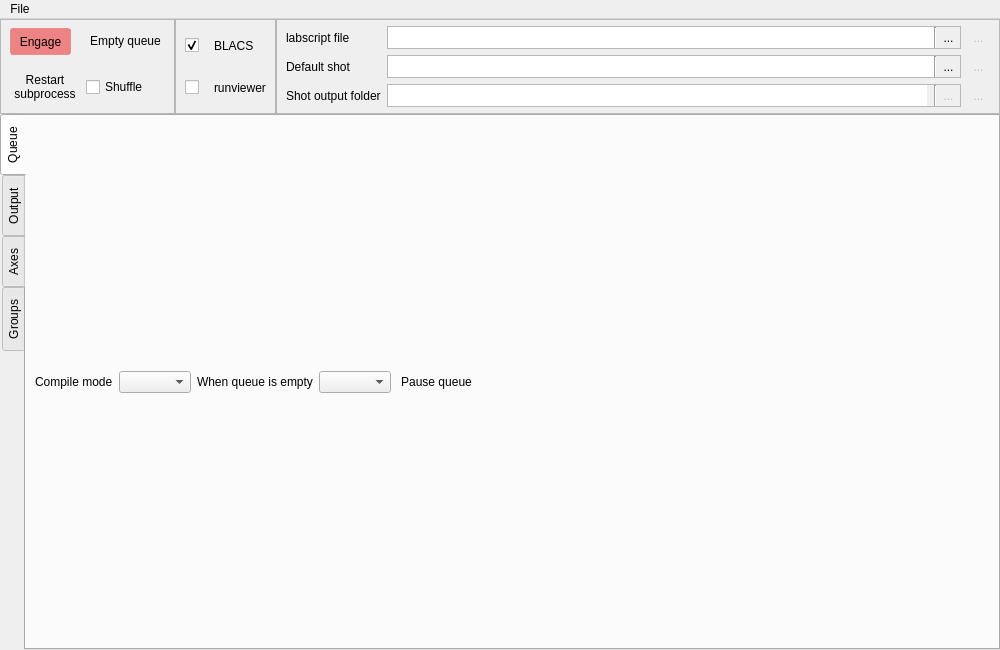
This is runmanager/main.ui in ispielma/runmanager as Qt 5 draws it before an edit. The edited form follows.
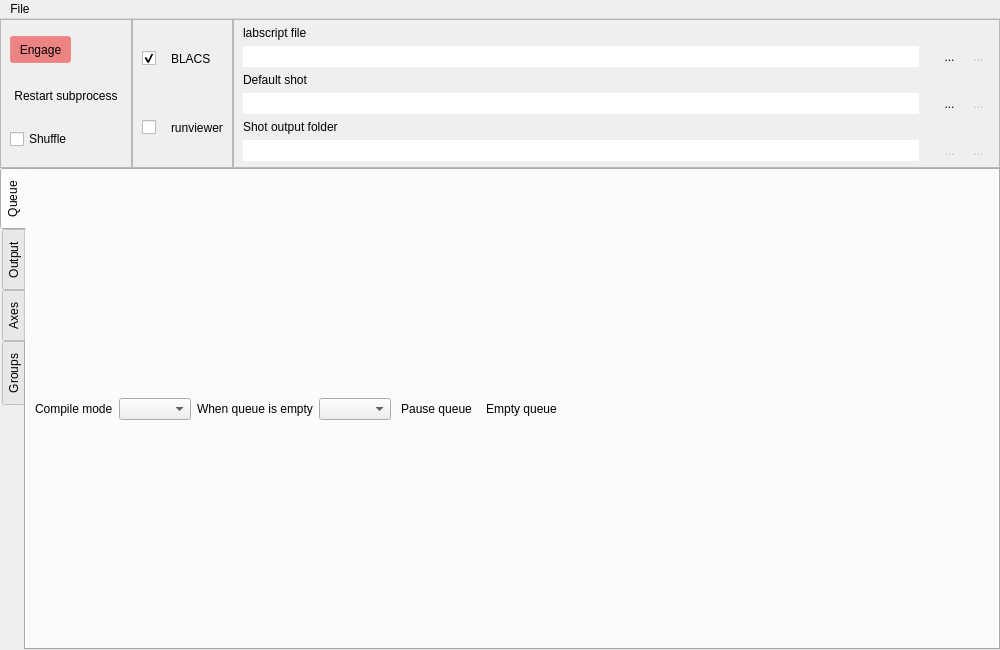
This is the edited form. Icons and pictures are not drawn. Custom widgets are drawn as their Qt base class.

Commit message:
Rearrange runmanager's main window controls
Ian's edit in Designer. The file selections become one grid, without their
wrapper frames and separator lines, and their labels get descriptive names.
The Engage controls stack in a vertical layout, Abort moves into the queue
tab's controls, and the destination rows get more vertical room for the
two-row link indicators.

Diff of the .ui file:
```diff
--- a/runmanager/main.ui
+++ b/runmanager/main.ui
@@ -114,32 +114,14 @@
         <property name="frameShape">
          <enum>QFrame::StyledPanel</enum>
         </property>
-        <layout class="QGridLayout" name="gridLayout">
+        <layout class="QVBoxLayout" name="verticalLayout_9">
          <property name="topMargin">
           <number>0</number>
          </property>
          <property name="bottomMargin">
           <number>0</number>
          </property>
-         <item row="0" column="1">
-          <widget class="QPushButton" name="pushButton_abort">
-           <property name="focusPolicy">
-            <enum>Qt::NoFocus</enum>
-           </property>
-           <property name="toolTip">
-            <string>Remove every shot waiting in the queue, including one still compiling.
- A shot BLACS has is kept.</string>
-           </property>
-           <property name="text">
-            <string>Empty queue</string>
-           </property>
-           <property name="icon">
-            <iconset>
-             <normaloff>:/qtutils/fugue/cross-octagon.png</normaloff>:/qtutils/fugue/cross-octagon.png</iconset>
-           </property>
-          </widget>
-         </item>
-         <item row="0" column="0">
+         <item>
           <widget class="QToolButton" name="pushButton_engage">
            <property name="enabled">
             <bool>true</bool>
@@ -187,7 +169,7 @@
            </property>
           </widget>
          </item>
-         <item row="1" column="0">
+         <item>
           <widget class="QPushButton" name="pushButton_restart_subprocess">
            <property name="focusPolicy">
             <enum>Qt::NoFocus</enum>
@@ -196,8 +178,7 @@
             <string>&lt;html&gt;&lt;head/&gt;&lt;body&gt;&lt;p&gt;Forcefully restart the compilation subprocess, stopping any compilation in process.&lt;/p&gt;&lt;p&gt;This can be useful if the child process is misbehaving for any reason.&lt;/p&gt;&lt;/body&gt;&lt;/html&gt;</string>
            </property>
            <property name="text">
-            <string>Restart
-subprocess</string>
+            <string>Restart subprocess</string>
            </property>
            <property name="icon">
             <iconset>
@@ -205,7 +186,7 @@
            </property>
           </widget>
          </item>
-         <item row="1" column="1">
+         <item>
           <widget class="QCheckBox" name="pushButton_shuffle">
            <property name="focusPolicy">
             <enum>Qt::NoFocus</enum>
@@ -234,7 +215,7 @@
       <item>
        <widget class="QFrame" name="frame">
         <property name="sizePolicy">
-         <sizepolicy hsizetype="Minimum" vsizetype="Preferred">
+         <sizepolicy hsizetype="Expanding" vsizetype="Preferred">
           <horstretch>0</horstretch>
           <verstretch>0</verstretch>
          </sizepolicy>
@@ -356,7 +337,7 @@
        </widget>
       </item>
       <item>
-       <widget class="QFrame" name="frame">
+       <widget class="QFrame" name="frame_2">
         <property name="sizePolicy">
          <sizepolicy hsizetype="Expanding" vsizetype="Preferred">
           <horstretch>1</horstretch>
@@ -364,10 +345,10 @@
          </sizepolicy>
         </property>
         <property name="frameShape">
-         <enum>QFrame::StyledPanel</enum>
+         <enum>QFrame::Shape::StyledPanel</enum>
         </property>
         <property name="frameShadow">
-         <enum>QFrame::Plain</enum>
+         <enum>QFrame::Shadow::Plain</enum>
         </property>
         <layout class="QGridLayout" name="gridLayout_3">
          <property name="sizeConstraint">
@@ -382,38 +363,31 @@
          <property name="bottomMargin">
           <number>6</number>
          </property>
-         <item row="0" column="0">
-          <widget class="QLabel" name="label_3">
-           <property name="text">
-            <string>labscript file</string>
-           </property>
-          </widget>
-         </item>
-         <item row="2" column="2">
-          <widget class="QToolButton" name="toolButton_reset_shot_output_folder">
-           <property name="enabled">
-            <bool>false</bool>
-           </property>
-           <property name="toolTip">
-            <string>&lt;html&gt;&lt;head/&gt;&lt;body&gt;&lt;p&gt;Reset to default output folder.&lt;/p&gt;&lt;p&gt;If the folder does not exist it will be created at compile-time.&lt;/p&gt;&lt;/body&gt;&lt;/html&gt;</string>
-           </property>
-           <property name="text">
-            <string>...</string>
-           </property>
-           <property name="icon">
-            <iconset>
-             <normaloff>:/qtutils/fugue/arrow-turn-180-left.png</normaloff>:/qtutils/fugue/arrow-turn-180-left.png</iconset>
-           </property>
-          </widget>
-         </item>
-         <item row="2" column="0">
-          <widget class="QLabel" name="label_2">
+         <item row="4" column="2">
+          <widget class="QLabel" name="label_shot_output_folder">
            <property name="text">
             <string>Shot output folder</string>
            </property>
           </widget>
          </item>
-         <item row="0" column="2">
+         <item row="1" column="4">
+          <widget class="QToolButton" name="toolButton_select_labscript_file">
+           <property name="toolTip">
+            <string>Select a file ...</string>
+           </property>
+           <property name="styleSheet">
+            <string notr="true"/>
+           </property>
+           <property name="text">
+            <string>...</string>
+           </property>
+           <property name="icon">
+            <iconset>
+             <normaloff>:/qtutils/fugue/folder-open-document-text.png</normaloff>:/qtutils/fugue/folder-open-document-text.png</iconset>
+           </property>
+          </widget>
+         </item>
+         <item row="1" column="5">
           <widget class="QToolButton" name="toolButton_edit_labscript_file">
            <property name="enabled">
             <bool>false</bool>
@@ -430,234 +404,138 @@
            </property>
           </widget>
          </item>
-         <item row="2" column="1">
-          <widget class="QFrame" name="frame">
-           <property name="sizePolicy">
-            <sizepolicy hsizetype="Preferred" vsizetype="Preferred">
-             <horstretch>0</horstretch>
-             <verstretch>0</verstretch>
-            </sizepolicy>
-           </property>
-           <property name="sizeIncrement">
-            <size>
-             <width>0</width>
-             <height>0</height>
-            </size>
-           </property>
-           <property name="frameShape">
-            <enum>QFrame::StyledPanel</enum>
-           </property>
-           <layout class="QHBoxLayout" name="horizontalLayout">
-            <property name="spacing">
-             <number>0</number>
-            </property>
-            <property name="margin">
-             <number>0</number>
-            </property>
-            <item>
-             <widget class="QLineEdit" name="lineEdit_shot_output_folder">
-              <property name="sizePolicy">
-               <sizepolicy hsizetype="Expanding" vsizetype="Ignored">
-                <horstretch>0</horstretch>
-                <verstretch>0</verstretch>
-               </sizepolicy>
-              </property>
-              <property name="toolTip">
-               <string>&lt;html&gt;&lt;head/&gt;&lt;body&gt;&lt;p&gt;The folder in which newly compiled shot files will be placed.&lt;/p&gt;&lt;p&gt;If the folder does not exist, it will be created at compile time.&lt;/p&gt;&lt;/body&gt;&lt;/html&gt;</string>
-              </property>
-              <property name="styleSheet">
-               <string notr="true"/>
-              </property>
-              <property name="frame">
-               <bool>false</bool>
-              </property>
-              <property name="readOnly">
-               <bool>true</bool>
-              </property>
-             </widget>
-            </item>
-            <item>
-             <widget class="QLabel" name="label_non_default_folder">
-              <property name="toolTip">
-               <string>&lt;html&gt;&lt;head/&gt;&lt;body&gt;&lt;p&gt;Non-default output folder chosen: all shots will be produced in this folder.&lt;/p&gt;&lt;p&gt;New folders will not automatically be created for new sequences/dates/etc.&lt;/p&gt;&lt;p&gt;To reset to the default output folder, click the 'reset to default output folder' button.&lt;/p&gt;&lt;/body&gt;&lt;/html&gt;</string>
-              </property>
-              <property name="text">
-               <string/>
-              </property>
-              <property name="pixmap">
-               <pixmap>:/qtutils/fugue/exclamation-white.png</pixmap>
-              </property>
-             </widget>
-            </item>
-            <item>
-             <widget class="Line" name="line_2">
-              <property name="orientation">
-               <enum>Qt::Vertical</enum>
-              </property>
-             </widget>
-            </item>
-            <item>
-             <widget class="QToolButton" name="toolButton_select_shot_output_folder">
-              <property name="enabled">
-               <bool>false</bool>
-              </property>
-              <property name="toolTip">
-               <string>Select folder ...</string>
-              </property>
-              <property name="text">
-               <string>...</string>
-              </property>
-              <property name="icon">
-               <iconset>
-                <normaloff>:/qtutils/fugue/folder-horizontal-open.png</normaloff>:/qtutils/fugue/folder-horizontal-open.png</iconset>
-              </property>
-             </widget>
-            </item>
-           </layout>
-          </widget>
-         </item>
-         <item row="0" column="1">
-          <widget class="QFrame" name="frame">
-           <property name="autoFillBackground">
-            <bool>false</bool>
-           </property>
-           <property name="styleSheet">
-            <string notr="true"/>
-           </property>
-           <property name="frameShape">
-            <enum>QFrame::StyledPanel</enum>
-           </property>
-           <layout class="QHBoxLayout" name="horizontalLayout_2">
-            <property name="spacing">
-             <number>0</number>
-            </property>
-            <property name="margin">
-             <number>0</number>
-            </property>
-            <item>
-             <widget class="QLineEdit" name="lineEdit_labscript_file">
-              <property name="sizePolicy">
-               <sizepolicy hsizetype="Expanding" vsizetype="Ignored">
-                <horstretch>0</horstretch>
-                <verstretch>0</verstretch>
-               </sizepolicy>
-              </property>
-              <property name="toolTip">
-               <string>The labscript file to compile.</string>
-              </property>
-              <property name="styleSheet">
-               <string notr="true"/>
-              </property>
-              <property name="frame">
-               <bool>false</bool>
-              </property>
-              <property name="readOnly">
-               <bool>true</bool>
-              </property>
-             </widget>
-            </item>
-            <item>
-             <widget class="Line" name="line">
-              <property name="orientation">
-               <enum>Qt::Vertical</enum>
-              </property>
-             </widget>
-            </item>
-            <item>
-             <widget class="QToolButton" name="toolButton_select_labscript_file">
-              <property name="toolTip">
-               <string>Select a file ...</string>
-              </property>
-              <property name="styleSheet">
-               <string notr="true"/>
-              </property>
-              <property name="text">
-               <string>...</string>
-              </property>
-              <property name="icon">
-               <iconset>
-                <normaloff>:/qtutils/fugue/folder-open-document-text.png</normaloff>:/qtutils/fugue/folder-open-document-text.png</iconset>
-              </property>
-             </widget>
-            </item>
-           </layout>
-          </widget>
-         </item>
-         <item row="1" column="0">
+         <item row="2" column="2">
           <widget class="QLabel" name="label_default_labscript">
            <property name="text">
             <string>Default shot</string>
            </property>
           </widget>
          </item>
-         <item row="1" column="1">
-          <widget class="QFrame" name="frame_default_labscript">
-           <property name="autoFillBackground">
-            <bool>false</bool>
+         <item row="0" column="2">
+          <widget class="QLabel" name="label_labscript_file">
+           <property name="text">
+            <string>labscript file</string>
            </property>
-           <property name="styleSheet">
-            <string notr="true"/>
-           </property>
-           <property name="frameShape">
-            <enum>QFrame::StyledPanel</enum>
-           </property>
-           <layout class="QHBoxLayout" name="horizontalLayout_default_labscript">
-            <property name="spacing">
-             <number>0</number>
-            </property>
-            <property name="margin">
-             <number>0</number>
-            </property>
-            <item>
-             <widget class="QLineEdit" name="lineEdit_default_labscript_file">
-              <property name="sizePolicy">
-               <sizepolicy hsizetype="Expanding" vsizetype="Ignored">
-                <horstretch>0</horstretch>
-                <verstretch>0</verstretch>
-               </sizepolicy>
-              </property>
-              <property name="toolTip">
-               <string>The labscript file to use for the default shot when the queue is empty.</string>
-              </property>
-              <property name="styleSheet">
-               <string notr="true"/>
-              </property>
-              <property name="frame">
-               <bool>false</bool>
-              </property>
-              <property name="readOnly">
-               <bool>true</bool>
-              </property>
-             </widget>
-            </item>
-            <item>
-             <widget class="Line" name="line_default_labscript">
-              <property name="orientation">
-               <enum>Qt::Vertical</enum>
-              </property>
-             </widget>
-            </item>
-            <item>
-             <widget class="QToolButton" name="toolButton_select_default_labscript_file">
-              <property name="toolTip">
-               <string>Select a file ...</string>
-              </property>
-              <property name="styleSheet">
-               <string notr="true"/>
-              </property>
-              <property name="text">
-               <string>...</string>
-              </property>
-              <property name="icon">
-               <iconset>
-                <normaloff>:/qtutils/fugue/folder-open-document-text.png</normaloff>:/qtutils/fugue/folder-open-document-text.png</iconset>
-              </property>
-             </widget>
-            </item>
-           </layout>
           </widget>
          </item>
          <item row="1" column="2">
+          <widget class="QLineEdit" name="lineEdit_labscript_file">
+           <property name="sizePolicy">
+            <sizepolicy hsizetype="Expanding" vsizetype="Ignored">
+             <horstretch>0</horstretch>
+             <verstretch>0</verstretch>
+            </sizepolicy>
+           </property>
+           <property name="toolTip">
+            <string>The labscript file to compile.</string>
+           </property>
+           <property name="styleSheet">
+            <string notr="true"/>
+           </property>
+           <property name="frame">
+            <bool>false</bool>
+           </property>
+           <property name="readOnly">
+            <bool>true</bool>
+           </property>
+          </widget>
+         </item>
+         <item row="3" column="2">
+          <widget class="QLineEdit" name="lineEdit_default_labscript_file">
+           <property name="sizePolicy">
+            <sizepolicy hsizetype="Expanding" vsizetype="Ignored">
+             <horstretch>0</horstretch>
+             <verstretch>0</verstretch>
+            </sizepolicy>
+           </property>
+           <property name="toolTip">
+            <string>The labscript file to use for the default shot when the queue is empty.</string>
+           </property>
+           <property name="styleSheet">
+            <string notr="true"/>
+           </property>
+           <property name="frame">
+            <bool>false</bool>
+           </property>
+           <property name="readOnly">
+            <bool>true</bool>
+           </property>
+          </widget>
+         </item>
+         <item row="5" column="2">
+          <widget class="QLineEdit" name="lineEdit_shot_output_folder">
+           <property name="sizePolicy">
+            <sizepolicy hsizetype="Expanding" vsizetype="Ignored">
+             <horstretch>0</horstretch>
+             <verstretch>0</verstretch>
+            </sizepolicy>
+           </property>
+           <property name="toolTip">
+            <string>The folder in which newly compiled shot files will be placed.&lt;/p&gt;&lt;p&gt;If the folder does not exist, it will be created at compile time.</string>
+           </property>
+           <property name="styleSheet">
+            <string notr="true"/>
+           </property>
+           <property name="frame">
+            <bool>false</bool>
+           </property>
+           <property name="readOnly">
+            <bool>true</bool>
+           </property>
+          </widget>
+         </item>
+         <item row="5" column="4">
+          <widget class="QToolButton" name="toolButton_select_shot_output_folder">
+           <property name="enabled">
+            <bool>false</bool>
+           </property>
+           <property name="toolTip">
+            <string>Select folder ...</string>
+           </property>
+           <property name="text">
+            <string>...</string>
+           </property>
+           <property name="icon">
+            <iconset>
+             <normaloff>:/qtutils/fugue/folder-horizontal-open.png</normaloff>:/qtutils/fugue/folder-horizontal-open.png</iconset>
+           </property>
+          </widget>
+         </item>
+         <item row="5" column="5">
+          <widget class="QToolButton" name="toolButton_reset_shot_output_folder">
+           <property name="enabled">
+            <bool>false</bool>
+           </property>
+           <property name="toolTip">
+            <string>&lt;html&gt;&lt;head/&gt;&lt;body&gt;&lt;p&gt;Reset to default output folder.&lt;/p&gt;&lt;p&gt;If the folder does not exist it will be created at compile-time.&lt;/p&gt;&lt;/body&gt;&lt;/html&gt;</string>
+           </property>
+           <property name="text">
+            <string>...</string>
+           </property>
+           <property name="icon">
+            <iconset>
+             <normaloff>:/qtutils/fugue/arrow-turn-180-left.png</normaloff>:/qtutils/fugue/arrow-turn-180-left.png</iconset>
+           </property>
+          </widget>
+         </item>
+         <item row="3" column="4">
+          <widget class="QToolButton" name="toolButton_select_default_labscript_file">
+           <property name="toolTip">
+            <string>Select a file ...</string>
+           </property>
+           <property name="styleSheet">
+            <string notr="true"/>
+           </property>
+           <property name="text">
+            <string>...</string>
+           </property>
+           <property name="icon">
+            <iconset>
+             <normaloff>:/qtutils/fugue/folder-open-document-text.png</normaloff>:/qtutils/fugue/folder-open-document-text.png</iconset>
+           </property>
+          </widget>
+         </item>
+         <item row="3" column="5">
           <widget class="QToolButton" name="toolButton_edit_default_labscript_file">
            <property name="enabled">
             <bool>false</bool>
@@ -674,6 +552,19 @@
            </property>
           </widget>
          </item>
+         <item row="5" column="3">
+          <widget class="QLabel" name="label_non_default_folder">
+           <property name="toolTip">
+            <string>&lt;html&gt;&lt;head/&gt;&lt;body&gt;&lt;p&gt;Non-default output folder chosen: all shots will be produced in this folder.&lt;/p&gt;&lt;p&gt;New folders will not automatically be created for new sequences/dates/etc.&lt;/p&gt;&lt;p&gt;To reset to the default output folder, click the 'reset to default output folder' button.&lt;/p&gt;&lt;/body&gt;&lt;/html&gt;</string>
+           </property>
+           <property name="text">
+            <string/>
+           </property>
+           <property name="pixmap">
+            <pixmap>:/qtutils/fugue/exclamation-white.png</pixmap>
+           </property>
+          </widget>
+         </item>
         </layout>
        </widget>
       </item>
@@ -773,6 +664,24 @@
             </property>
            </widget>
           </item>
+          <item>
+           <widget class="QPushButton" name="pushButton_abort">
+            <property name="focusPolicy">
+             <enum>Qt::FocusPolicy::NoFocus</enum>
+            </property>
+            <property name="toolTip">
+             <string>Remove every shot waiting in the queue, including one still compiling.
+ A shot BLACS has is kept.</string>
+            </property>
+            <property name="text">
+             <string>Empty queue</string>
+            </property>
+            <property name="icon">
+             <iconset>
+              <normaloff>:/qtutils/fugue/cross-octagon.png</normaloff>:/qtutils/fugue/cross-octagon.png</iconset>
+            </property>
+           </widget>
+          </item>
           <item>
            <spacer name="horizontalSpacer_queue_controls">
             <property name="orientation">
```
Left out of the diff: 96 changed lines with no effect on the pictures.
